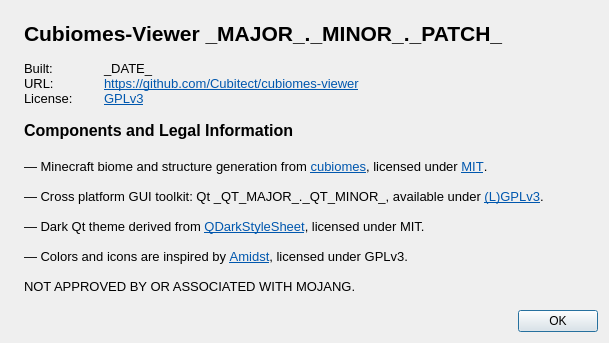
This is src/aboutdialog.ui in The-Cat-Town-Craft/cubiomes-viewer as Qt 5 draws it before an edit. The edited form follows.
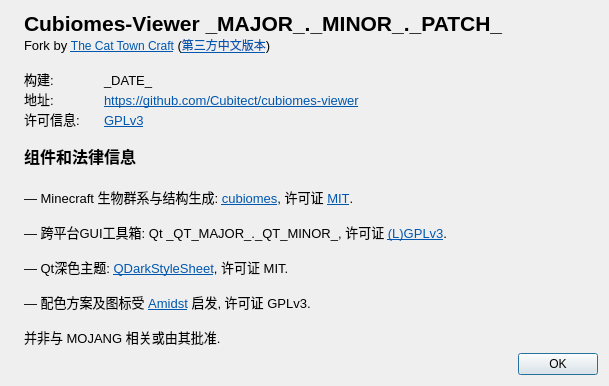
This is the edited form. Icons and pictures are not drawn.

Commit message: 本地化 `关于` 页面

```diff
--- a/src/aboutdialog.ui
+++ b/src/aboutdialog.ui
@@ -43,24 +43,25 @@
       <string>&lt;!DOCTYPE HTML PUBLIC &quot;-//W3C//DTD HTML 4.0//EN&quot; &quot;http://www.w3.org/TR/REC-html40/strict.dtd&quot;&gt;
 &lt;html&gt;&lt;head&gt;&lt;meta name=&quot;qrichtext&quot; content=&quot;1&quot; /&gt;&lt;style type=&quot;text/css&quot;&gt;
 p, li { white-space: pre-wrap; }
-&lt;/style&gt;&lt;/head&gt;&lt;body style=&quot; font-family:'Sans'; font-size:10pt; font-weight:400; font-style:normal;&quot;&gt;
-&lt;p style=&quot; margin-top:0px; margin-bottom:0px; margin-left:0px; margin-right:0px; -qt-block-indent:0; text-indent:0px;&quot;&gt;&lt;span style=&quot; font-size:16pt; font-weight:600;&quot;&gt;Cubiomes-Viewer _MAJOR_._MINOR_._PATCH_&lt;/span&gt;&lt;/p&gt;
-&lt;p style=&quot;-qt-paragraph-type:empty; margin-top:0px; margin-bottom:0px; margin-left:0px; margin-right:0px; -qt-block-indent:0; text-indent:0px;&quot;&gt;&lt;br /&gt;&lt;/p&gt;
-&lt;p style=&quot; margin-top:0px; margin-bottom:0px; margin-left:0px; margin-right:0px; -qt-block-indent:0; text-indent:0px;&quot;&gt;Built:	_DATE_&lt;/p&gt;
-&lt;p style=&quot; margin-top:0px; margin-bottom:0px; margin-left:0px; margin-right:0px; -qt-block-indent:0; text-indent:0px;&quot;&gt;URL:	&lt;a href=&quot;https://github.com/Cubitect/cubiomes-viewer&quot;&gt;&lt;span style=&quot; font-family:'Sans Serif'; text-decoration: underline; color:#0057ae;&quot;&gt;https://github.com/Cubitect/cubiomes-viewer&lt;/span&gt;&lt;/a&gt;&lt;/p&gt;
-&lt;p style=&quot; margin-top:0px; margin-bottom:0px; margin-left:0px; margin-right:0px; -qt-block-indent:0; text-indent:0px;&quot;&gt;License:	&lt;a href=&quot;https://www.gnu.org/licenses/gpl-3.0.en.html&quot;&gt;&lt;span style=&quot; font-family:'Sans Serif'; text-decoration: underline; color:#0057ae;&quot;&gt;GPLv3&lt;/span&gt;&lt;/a&gt;&lt;/p&gt;
-&lt;p style=&quot;-qt-paragraph-type:empty; margin-top:0px; margin-bottom:0px; margin-left:0px; margin-right:0px; -qt-block-indent:0; text-indent:0px;&quot;&gt;&lt;br /&gt;&lt;/p&gt;
-&lt;p style=&quot; margin-top:0px; margin-bottom:0px; margin-left:0px; margin-right:0px; -qt-block-indent:0; text-indent:0px;&quot;&gt;&lt;span style=&quot; font-size:12pt; font-weight:600;&quot;&gt;Components and Legal Information&lt;/span&gt;&lt;/p&gt;
-&lt;p style=&quot;-qt-paragraph-type:empty; margin-top:0px; margin-bottom:0px; margin-left:0px; margin-right:0px; -qt-block-indent:0; text-indent:0px; font-size:12pt; font-weight:600;&quot;&gt;&lt;br /&gt;&lt;/p&gt;
-&lt;p style=&quot; margin-top:0px; margin-bottom:0px; margin-left:0px; margin-right:0px; -qt-block-indent:0; text-indent:0px;&quot;&gt;— Minecraft biome and structure generation from &lt;a href=&quot;https://github.com/Cubitect/cubiomes/&quot;&gt;&lt;span style=&quot; font-family:'Sans Serif'; text-decoration: underline; color:#0057ae;&quot;&gt;cubiomes&lt;/span&gt;&lt;/a&gt;, licensed under &lt;a href=&quot;https://mit-license.org/&quot;&gt;&lt;span style=&quot; font-family:'Sans Serif'; text-decoration: underline; color:#0057ae;&quot;&gt;MIT&lt;/span&gt;&lt;/a&gt;.&lt;/p&gt;
-&lt;p style=&quot;-qt-paragraph-type:empty; margin-top:0px; margin-bottom:0px; margin-left:0px; margin-right:0px; -qt-block-indent:0; text-indent:0px;&quot;&gt;&lt;br /&gt;&lt;/p&gt;
-&lt;p style=&quot; margin-top:0px; margin-bottom:0px; margin-left:0px; margin-right:0px; -qt-block-indent:0; text-indent:0px;&quot;&gt;— Cross platform GUI toolkit: Qt _QT_MAJOR_._QT_MINOR_, available under &lt;a href=&quot;https://www.qt.io/licensing/&quot;&gt;&lt;span style=&quot; font-family:'Sans Serif'; text-decoration: underline; color:#0057ae;&quot;&gt;(L)GPLv3&lt;/span&gt;&lt;/a&gt;.&lt;/p&gt;
-&lt;p style=&quot;-qt-paragraph-type:empty; margin-top:0px; margin-bottom:0px; margin-left:0px; margin-right:0px; -qt-block-indent:0; text-indent:0px; font-family:'Sans Serif';&quot;&gt;&lt;br /&gt;&lt;/p&gt;
-&lt;p style=&quot; margin-top:0px; margin-bottom:0px; margin-left:0px; margin-right:0px; -qt-block-indent:0; text-indent:0px;&quot;&gt;— Dark Qt theme derived from &lt;a href=&quot;https://github.com/ColinDuquesnoy/QDarkStyleSheet&quot;&gt;&lt;span style=&quot; font-family:'Sans Serif'; text-decoration: underline; color:#0057ae;&quot;&gt;QDarkStyleSheet&lt;/span&gt;&lt;/a&gt;, licensed under MIT.&lt;/p&gt;
-&lt;p style=&quot;-qt-paragraph-type:empty; margin-top:0px; margin-bottom:0px; margin-left:0px; margin-right:0px; -qt-block-indent:0; text-indent:0px;&quot;&gt;&lt;br /&gt;&lt;/p&gt;
-&lt;p style=&quot; margin-top:0px; margin-bottom:0px; margin-left:0px; margin-right:0px; -qt-block-indent:0; text-indent:0px;&quot;&gt;— Colors and icons are inspired by &lt;a href=&quot;https://github.com/toolbox4minecraft/amidst&quot;&gt;&lt;span style=&quot; font-family:'Sans Serif'; text-decoration: underline; color:#0057ae;&quot;&gt;Amidst&lt;/span&gt;&lt;/a&gt;, licensed under GPLv3.&lt;/p&gt;
-&lt;p style=&quot;-qt-paragraph-type:empty; margin-top:0px; margin-bottom:0px; margin-left:0px; margin-right:0px; -qt-block-indent:0; text-indent:0px;&quot;&gt;&lt;br /&gt;&lt;/p&gt;
-&lt;p style=&quot; margin-top:0px; margin-bottom:0px; margin-left:0px; margin-right:0px; -qt-block-indent:0; text-indent:0px;&quot;&gt;&lt;span style=&quot; font-family:'Sans Serif';&quot;&gt;NOT APPROVED BY OR ASSOCIATED WITH MOJANG.&lt;/span&gt;&lt;/p&gt;&lt;/body&gt;&lt;/html&gt;</string>
+&lt;/style&gt;&lt;/head&gt;&lt;body style=&quot; font-family:'SimSun'; font-size:9pt; font-weight:400; font-style:normal;&quot;&gt;
+&lt;p style=&quot; margin-top:0px; margin-bottom:0px; margin-left:0px; margin-right:0px; -qt-block-indent:0; text-indent:0px;&quot;&gt;&lt;span style=&quot; font-family:'Sans'; font-size:16pt; font-weight:600;&quot;&gt;Cubiomes-Viewer _MAJOR_._MINOR_._PATCH_&lt;/span&gt;&lt;/p&gt;
+&lt;p style=&quot; margin-top:0px; margin-bottom:0px; margin-left:0px; margin-right:0px; -qt-block-indent:0; text-indent:0px;&quot;&gt;&lt;span style=&quot; font-family:'Sans'; font-size:10pt;&quot;&gt;Fork by &lt;/span&gt;&lt;a href=&quot;https://github.com/The-Cat-Town-Craft&quot;&gt;&lt;span style=&quot; text-decoration: underline; color:#0057ae;&quot;&gt;The Cat Town Craft&lt;/span&gt;&lt;/a&gt;&lt;span style=&quot; font-family:'Sans'; font-size:10pt;&quot;&gt; (&lt;/span&gt;&lt;a href=&quot;https://github.com/The-Cat-Town-Craft/cubiomes-viewer&quot;&gt;&lt;span style=&quot; text-decoration: underline; color:#0057ae;&quot;&gt;第三方中文版本&lt;/span&gt;&lt;/a&gt;&lt;span style=&quot; font-family:'Sans'; font-size:10pt;&quot;&gt;)&lt;/span&gt;&lt;/p&gt;
+&lt;p style=&quot;-qt-paragraph-type:empty; margin-top:0px; margin-bottom:0px; margin-left:0px; margin-right:0px; -qt-block-indent:0; text-indent:0px; font-family:'Sans'; font-size:10pt;&quot;&gt;&lt;br /&gt;&lt;/p&gt;
+&lt;p style=&quot; margin-top:0px; margin-bottom:0px; margin-left:0px; margin-right:0px; -qt-block-indent:0; text-indent:0px;&quot;&gt;&lt;span style=&quot; font-family:'Sans'; font-size:10pt;&quot;&gt;构建:	_DATE_&lt;/span&gt;&lt;/p&gt;
+&lt;p style=&quot; margin-top:0px; margin-bottom:0px; margin-left:0px; margin-right:0px; -qt-block-indent:0; text-indent:0px;&quot;&gt;&lt;span style=&quot; font-family:'Sans'; font-size:10pt;&quot;&gt;地址:	&lt;/span&gt;&lt;a href=&quot;https://github.com/Cubitect/cubiomes-viewer&quot;&gt;&lt;span style=&quot; font-family:'Sans Serif'; font-size:10pt; text-decoration: underline; color:#0057ae;&quot;&gt;https://github.com/Cubitect/cubiomes-viewer&lt;/span&gt;&lt;/a&gt;&lt;/p&gt;
+&lt;p style=&quot; margin-top:0px; margin-bottom:0px; margin-left:0px; margin-right:0px; -qt-block-indent:0; text-indent:0px;&quot;&gt;&lt;span style=&quot; font-family:'Sans'; font-size:10pt;&quot;&gt;许可信息:	&lt;/span&gt;&lt;a href=&quot;https://www.gnu.org/licenses/gpl-3.0.en.html&quot;&gt;&lt;span style=&quot; font-family:'Sans Serif'; font-size:10pt; text-decoration: underline; color:#0057ae;&quot;&gt;GPLv3&lt;/span&gt;&lt;/a&gt;&lt;/p&gt;
+&lt;p style=&quot;-qt-paragraph-type:empty; margin-top:0px; margin-bottom:0px; margin-left:0px; margin-right:0px; -qt-block-indent:0; text-indent:0px; font-family:'Sans'; font-size:10pt;&quot;&gt;&lt;br /&gt;&lt;/p&gt;
+&lt;p style=&quot; margin-top:0px; margin-bottom:0px; margin-left:0px; margin-right:0px; -qt-block-indent:0; text-indent:0px;&quot;&gt;&lt;span style=&quot; font-family:'Sans'; font-size:12pt; font-weight:600;&quot;&gt;组件和法律信息&lt;/span&gt;&lt;/p&gt;
+&lt;p style=&quot;-qt-paragraph-type:empty; margin-top:0px; margin-bottom:0px; margin-left:0px; margin-right:0px; -qt-block-indent:0; text-indent:0px; font-family:'Sans'; font-size:12pt; font-weight:600;&quot;&gt;&lt;br /&gt;&lt;/p&gt;
+&lt;p style=&quot; margin-top:0px; margin-bottom:0px; margin-left:0px; margin-right:0px; -qt-block-indent:0; text-indent:0px;&quot;&gt;&lt;span style=&quot; font-family:'Sans'; font-size:10pt;&quot;&gt;— Minecraft 生物群系与结构生成: &lt;/span&gt;&lt;a href=&quot;https://github.com/Cubitect/cubiomes/&quot;&gt;&lt;span style=&quot; font-family:'Sans Serif'; font-size:10pt; text-decoration: underline; color:#0057ae;&quot;&gt;cubiomes&lt;/span&gt;&lt;/a&gt;&lt;span style=&quot; font-family:'Sans'; font-size:10pt;&quot;&gt;, 许可证 &lt;/span&gt;&lt;a href=&quot;https://mit-license.org/&quot;&gt;&lt;span style=&quot; font-family:'Sans Serif'; font-size:10pt; text-decoration: underline; color:#0057ae;&quot;&gt;MIT&lt;/span&gt;&lt;/a&gt;&lt;span style=&quot; font-family:'Sans'; font-size:10pt;&quot;&gt;.&lt;/span&gt;&lt;/p&gt;
+&lt;p style=&quot;-qt-paragraph-type:empty; margin-top:0px; margin-bottom:0px; margin-left:0px; margin-right:0px; -qt-block-indent:0; text-indent:0px; font-family:'Sans'; font-size:10pt;&quot;&gt;&lt;br /&gt;&lt;/p&gt;
+&lt;p style=&quot; margin-top:0px; margin-bottom:0px; margin-left:0px; margin-right:0px; -qt-block-indent:0; text-indent:0px;&quot;&gt;&lt;span style=&quot; font-family:'Sans'; font-size:10pt;&quot;&gt;— 跨平台GUI工具箱: Qt _QT_MAJOR_._QT_MINOR_, 许可证 &lt;/span&gt;&lt;a href=&quot;https://www.qt.io/licensing/&quot;&gt;&lt;span style=&quot; font-family:'Sans Serif'; font-size:10pt; text-decoration: underline; color:#0057ae;&quot;&gt;(L)GPLv3&lt;/span&gt;&lt;/a&gt;&lt;span style=&quot; font-family:'Sans'; font-size:10pt;&quot;&gt;.&lt;/span&gt;&lt;/p&gt;
+&lt;p style=&quot;-qt-paragraph-type:empty; margin-top:0px; margin-bottom:0px; margin-left:0px; margin-right:0px; -qt-block-indent:0; text-indent:0px; font-family:'Sans Serif'; font-size:10pt;&quot;&gt;&lt;br /&gt;&lt;/p&gt;
+&lt;p style=&quot; margin-top:0px; margin-bottom:0px; margin-left:0px; margin-right:0px; -qt-block-indent:0; text-indent:0px;&quot;&gt;&lt;span style=&quot; font-family:'Sans'; font-size:10pt;&quot;&gt;— Qt深色主题: &lt;/span&gt;&lt;a href=&quot;https://github.com/ColinDuquesnoy/QDarkStyleSheet&quot;&gt;&lt;span style=&quot; font-family:'Sans Serif'; font-size:10pt; text-decoration: underline; color:#0057ae;&quot;&gt;QDarkStyleSheet&lt;/span&gt;&lt;/a&gt;&lt;span style=&quot; font-family:'Sans'; font-size:10pt;&quot;&gt;, 许可证 MIT.&lt;/span&gt;&lt;/p&gt;
+&lt;p style=&quot;-qt-paragraph-type:empty; margin-top:0px; margin-bottom:0px; margin-left:0px; margin-right:0px; -qt-block-indent:0; text-indent:0px; font-family:'Sans'; font-size:10pt;&quot;&gt;&lt;br /&gt;&lt;/p&gt;
+&lt;p style=&quot; margin-top:0px; margin-bottom:0px; margin-left:0px; margin-right:0px; -qt-block-indent:0; text-indent:0px;&quot;&gt;&lt;span style=&quot; font-family:'Sans'; font-size:10pt;&quot;&gt;— 配色方案及图标受 &lt;/span&gt;&lt;a href=&quot;https://github.com/toolbox4minecraft/amidst&quot;&gt;&lt;span style=&quot; font-family:'Sans Serif'; font-size:10pt; text-decoration: underline; color:#0057ae;&quot;&gt;Amidst&lt;/span&gt;&lt;/a&gt;&lt;span style=&quot; font-family:'Sans'; font-size:10pt;&quot;&gt; 启发, 许可证 GPLv3.&lt;/span&gt;&lt;/p&gt;
+&lt;p style=&quot;-qt-paragraph-type:empty; margin-top:0px; margin-bottom:0px; margin-left:0px; margin-right:0px; -qt-block-indent:0; text-indent:0px; font-family:'Sans'; font-size:10pt;&quot;&gt;&lt;br /&gt;&lt;/p&gt;
+&lt;p style=&quot; margin-top:0px; margin-bottom:0px; margin-left:0px; margin-right:0px; -qt-block-indent:0; text-indent:0px;&quot;&gt;&lt;span style=&quot; font-family:'Sans Serif'; font-size:10pt;&quot;&gt;并非与 MOJANG 相关或由其批准.&lt;/span&gt;&lt;/p&gt;&lt;/body&gt;&lt;/html&gt;</string>
      </property>
     </widget>
    </item>
```
Left out of the diff: 2 changed lines with no effect on the pictures.
